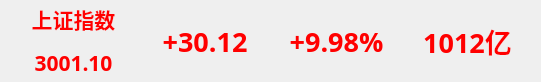
bnufree/Hq, file qindexframe.ui: the form before one commit.
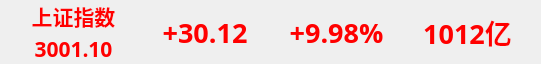
The form after the commit.

Diff of the .ui file:
```diff
--- a/qindexframe.ui
+++ b/qindexframe.ui
@@ -7,7 +7,7 @@
     <x>0</x>
     <y>0</y>
     <width>541</width>
-    <height>82</height>
+    <height>64</height>
    </rect>
   </property>
   <property name="font">
@@ -39,6 +39,9 @@
    </property>
    <item>
     <layout class="QVBoxLayout" name="verticalLayout">
+     <property name="spacing">
+      <number>2</number>
+     </property>
      <item>
       <widget class="QLabel" name="name">
        <property name="text">
```
